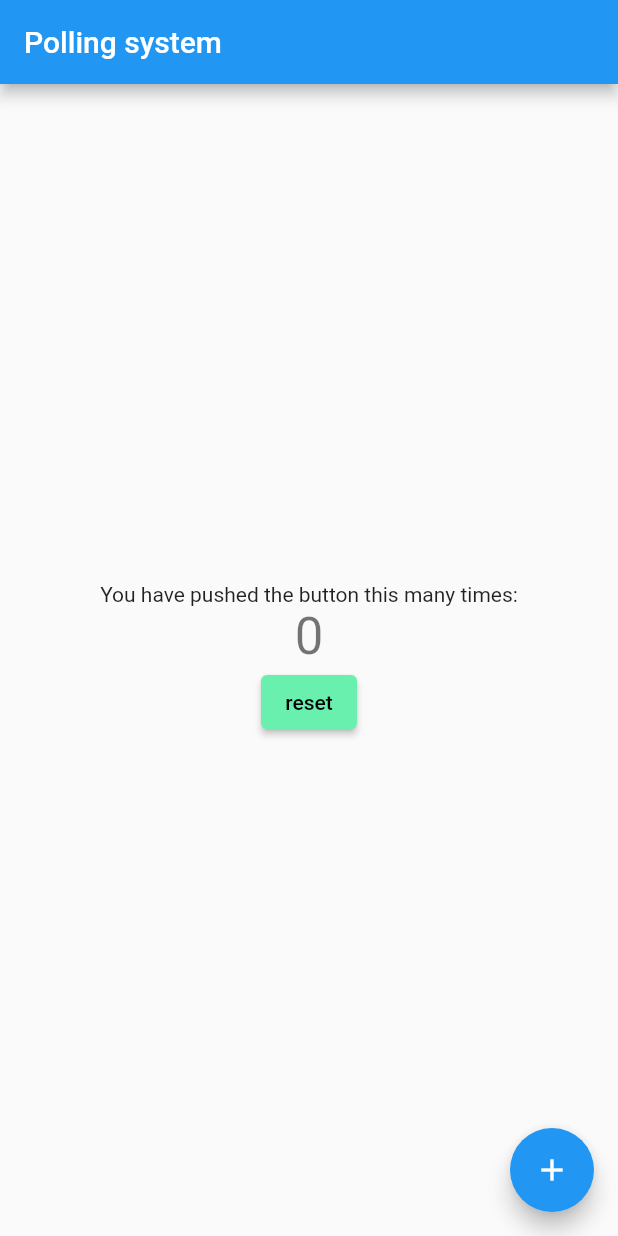
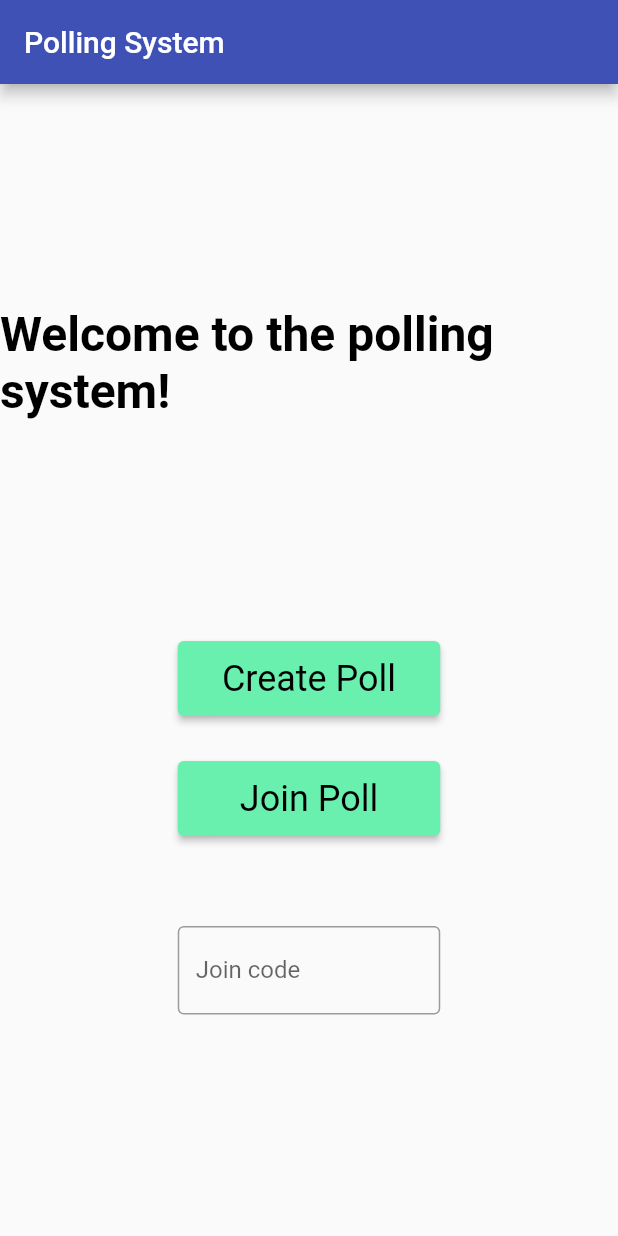
Before and after one commit to InsaneH4/poll, a Flutter app: the screen it shows after launch, on a phone screen of 412 x 824 dp. Run offline on Flutter 3.47's test engine with Material 2 defaults, Android fonts, the phone set to English and light mode, and no system bars.

Commit message:
homepage ui progress

```diff
--- a/lib/main.dart
+++ b/lib/main.dart
@@ -1,4 +1,3 @@
-import 'package:flutter/cupertino.dart';
 import 'package:flutter/material.dart';
 
 void main() {
@@ -25,11 +24,14 @@ class MyApp extends StatelessWidget {
         // is not restarted.
         elevatedButtonTheme: ElevatedButtonThemeData(
             style: ElevatedButton.styleFrom(
-                backgroundColor: Colors.greenAccent,
-                foregroundColor: Colors.black)),
-        primarySwatch: Colors.blue,
+          fixedSize: (const Size(175, 50)),
+          backgroundColor: Colors.greenAccent,
+          foregroundColor: Colors.black,
+          textStyle: const TextStyle(fontSize: 24),
+        )),
+        primarySwatch: Colors.indigo,
       ),
-      home: const MyHomePage(title: 'Polling system'),
+      home: const MyHomePage(title: 'Polling System'),
     );
   }
 }
@@ -53,25 +55,6 @@ class MyHomePage extends StatefulWidget {
 }
 
 class _MyHomePageState extends State<MyHomePage> {
-  int _counter = 0;
-
-  void _testPress() {
-    setState(() {
-      _counter = 0;
-    });
-  }
-
-  void _incrementCounter() {
-    setState(() {
-      // This call to setState tells the Flutter framework that something has
-      // changed in this State, which causes it to rerun the build method below
-      // so that the display can reflect the updated values. If we changed
-      // _counter without calling setState(), then the build method would not be
-      // called again, and so nothing would appear to happen.
-      _counter++;
-    });
-  }
-
   @override
   Widget build(BuildContext context) {
     // This method is rerun every time setState is called, for instance as done
@@ -104,25 +87,62 @@ class _MyHomePageState extends State<MyHomePage> {
           // center the children vertically; the main axis here is the vertical
           // axis because Columns are vertical (the cross axis would be
           // horizontal).
-          mainAxisAlignment: MainAxisAlignment.center,
+          mainAxisAlignment: MainAxisAlignment.spaceEvenly,
           children: <Widget>[
             const Text(
-              'You have pushed the button this many times:',
+              'Welcome to the polling system!',
+              style: TextStyle(
+                fontSize: 32,
+                color: Colors.black,
+                fontWeight: FontWeight.bold,
+              ),
             ),
-            Text(
-              '$_counter',
-              style: Theme.of(context).textTheme.headline4,
-            ),
-            ElevatedButton(onPressed: _testPress, child: const Text("reset")),
+            Column(children: <Widget>[
+              ElevatedButton(
+                  onPressed: () => _dialogBuilder(context),
+                  child: const Text("Create Poll")),
+              Container(
+                margin: const EdgeInsets.only(top: 30),
+                child: ElevatedButton(
+                    onPressed: () => _dialogBuilder(context),
+                    child: const Text("Join Poll")),
+              ),
+              Container(
+                margin: const EdgeInsets.only(top: 60),
+                child: const SizedBox(
+                  width: 175,
+                  child: TextField(
+                    maxLines: 1,
+                    textAlign: TextAlign.center,
+                    decoration: InputDecoration(
+                      border: OutlineInputBorder(),
+                      labelText: 'Join code',
+                    ),
+                  ),
+                ),
+              ),
+            ])
           ],
         ),
-      ),
-      floatingActionButton: FloatingActionButton(
-        onPressed: _incrementCounter,
-        tooltip: 'Increment',
-        child: const Icon(Icons.add),
-      ),
-      // This trailing comma makes auto-formatting nicer for build methods.
+      ), // This trailing comma makes auto-formatting nicer for build methods.
+    );
+  }
+
+  Future<void> _dialogBuilder(BuildContext context) {
+    return showDialog<void>(
+      context: context,
+      builder: (BuildContext context) {
+        return AlertDialog(
+          title: const Text('You clicked a button!'),
+          content: const Text('This feature is still in development :)'),
+          actions: <Widget>[
+            TextButton(
+              onPressed: () => Navigator.pop(context, 'OK'),
+              child: const Text('OK'),
+            ),
+          ],
+        );
+      },
     );
   }
 }
```
